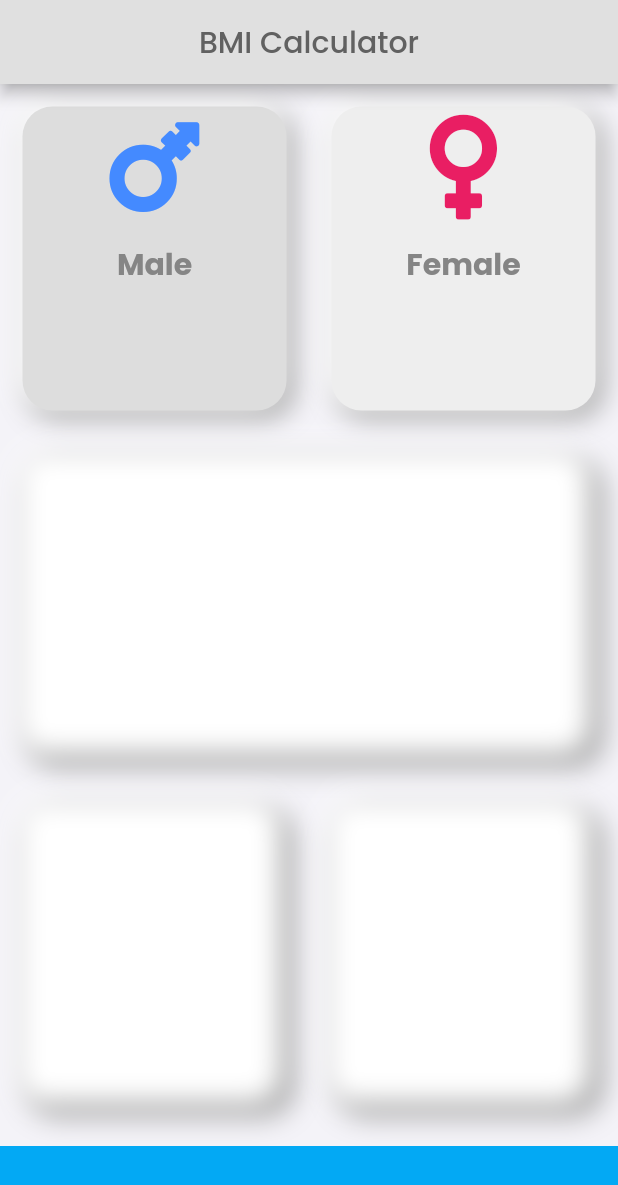
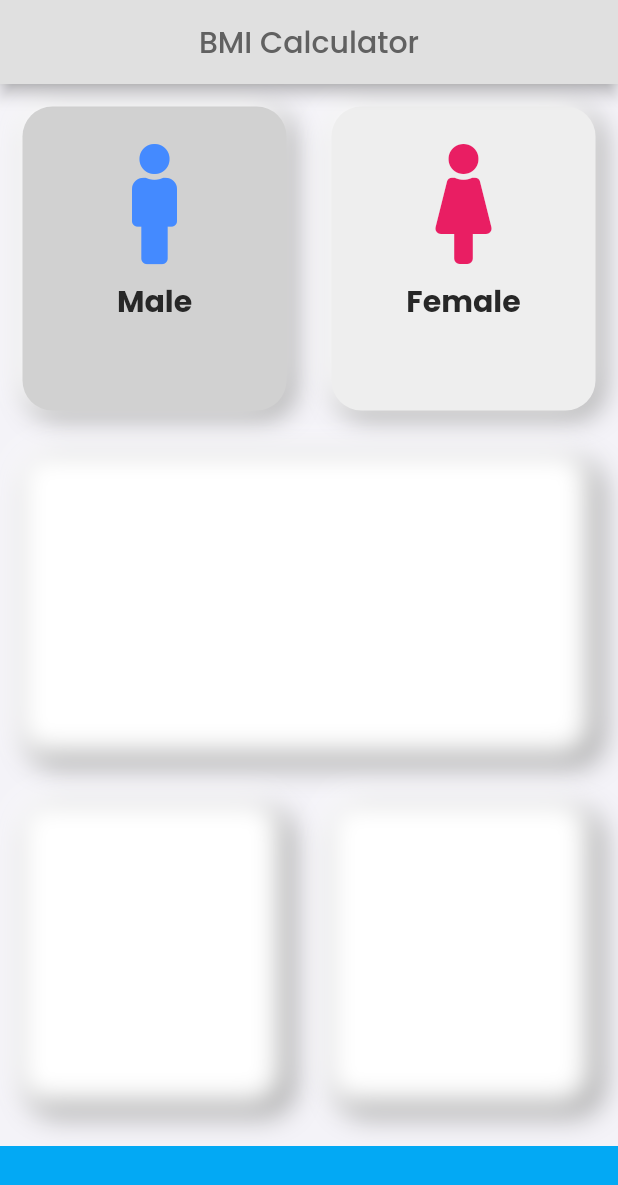
Before and after one commit to 4rnav/BMI-Calculator, a Flutter app: the screen it shows after launch, after a tap on "Male", on a phone screen of 412 x 824 dp. Shown: the top 1185 px of the screen. Run offline on Flutter 3.47's test engine with Material 2 defaults, Android fonts, the phone set to English and light mode, and no system bars; our stand-ins replace font_awesome_flutter, google_fonts.

Commit message:
added function callback in neuomorph_card.dart, added gender enum

```diff
--- a/bmi_calculator/lib/icon_content.dart
+++ b/bmi_calculator/lib/icon_content.dart
@@ -24,7 +24,7 @@ class IconContent extends StatelessWidget {
         ),
         Text(
           label,
-          style: GoogleFonts.getFont('Poppins', fontWeight: FontWeight.bold, color: Color.fromARGB(255, 133, 133, 133), fontSize: 20.0)
+          style: GoogleFonts.getFont('Poppins', fontWeight: FontWeight.bold, color: Color.fromARGB(255, 39, 39, 39), fontSize: 20.0)
         ),
       ],
     );
--- a/bmi_calculator/lib/input_page.dart
+++ b/bmi_calculator/lib/input_page.dart
@@ -7,8 +7,10 @@ import 'neuomorph_card.dart';
 
 const bottomBarHeight = 60.0;
 const bottomBarColor = Colors.lightBlue;
-Color maleCardColor = Color(0xFFEEEEEE);
-Color femaleCardColor = Color(0xFFEEEEEE);
+// Color maleCardColor = Color(0xFFEEEEEE);
+// Color femaleCardColor = Color(0xFFEEEEEE);
+
+enum Gender { male, female }
 
 class InputPage extends StatefulWidget {
   @override
@@ -16,29 +18,12 @@ class InputPage extends StatefulWidget {
 }
 
 class _InputPageState extends State<InputPage> {
-  bool _isElevated = false;
+  //bool _isElevated = false;
 
-  static const activeColour = Color.fromARGB(255, 221, 221, 221);
+  static const activeColour = Color.fromARGB(255, 209, 209, 209);
   static const inactiveColour = Color(0xFFEEEEEE);
 
-  //1 = male, 0 = female
-  void updateColour(int gender) {
-    if (gender == 1) {
-      if (maleCardColor == inactiveColour) {
-        maleCardColor = activeColour;
-        femaleCardColor = inactiveColour;
-      } else {
-        maleCardColor = inactiveColour;
-      }
-    } else {
-      if (femaleCardColor == inactiveColour) {
-        femaleCardColor = activeColour;
-        maleCardColor = inactiveColour;
-      } else {
-        femaleCardColor = inactiveColour;
-      }
-    }
-  }
+  Gender? selectedGender;
 
   @override
   Widget build(BuildContext context) {
@@ -60,36 +45,36 @@ class _InputPageState extends State<InputPage> {
             child: Row(
               children: <Widget>[
                 Expanded(
-                  child: GestureDetector(
-                    onTap: () {
+                  child: NeumorphCard(
+                    onPress: () {
                       setState(() {
-                        updateColour(1);
+                        selectedGender = Gender.male;
                       });
                     },
-                    child: NeumorphCard(
-                      cardColor: maleCardColor,
+                    cardColor: selectedGender == Gender.male
+                        ? activeColour
+                        : inactiveColour,
                     cardChild: IconContent(
-                        icon: FontAwesomeIcons.marsStroke,
+                      icon: FontAwesomeIcons.male,
                       label: 'Male',
                       iconColor: Colors.blueAccent,
                     ),
                   ),
                 ),
-                ),
                 Expanded(
-                  child: GestureDetector(
-                    onTap: () {
+                  child: NeumorphCard(
+                    onPress: () {
                       setState(() {
-                          updateColour(0);
+                        selectedGender = Gender.female;
                       });
                     },
-                    child: NeumorphCard(
-                      cardColor: femaleCardColor,
+                    cardColor: selectedGender == Gender.female
+                        ? activeColour
+                        : inactiveColour,
                     cardChild: IconContent(
-                        icon: FontAwesomeIcons.venus,
+                      icon: FontAwesomeIcons.female,
                       label: 'Female',
                       iconColor: Colors.pink,
-                      ),
                     ),
                   ),
                 ),
--- a/bmi_calculator/lib/neuomorph_card.dart
+++ b/bmi_calculator/lib/neuomorph_card.dart
@@ -7,16 +7,20 @@ class NeumorphCard extends StatelessWidget {
   //   Key? key,
   // }) : super(key: key);
   // ignore: prefer_const_constructors_in_immutables
-  NeumorphCard({this.cardChild, this.cardColor});
+  NeumorphCard({this.cardChild, this.cardColor, this.onPress});
 
+  final void Function()? onPress;
   final Widget? cardChild;
-  Color? cardColor =  Color(0xFFEEEEEE);
+  Color? cardColor = Color(0xFFEEEEEE);
 
   @override
   Widget build(BuildContext context) {
-    return Container(
+    return GestureDetector(
+      onTap: onPress,
+      child: Container(
         child: cardChild,
         margin: EdgeInsets.all(15.0),
+        padding: EdgeInsets.all(25.0),
         decoration: BoxDecoration(
             color: cardColor,
             borderRadius: BorderRadius.circular(20),
@@ -35,6 +39,7 @@ class NeumorphCard extends StatelessWidget {
                 spreadRadius: 1,
               ),
             ]),
+      ),
     );
   }
 }
```
Lines whose indentation alone changed are shown as unchanged.
